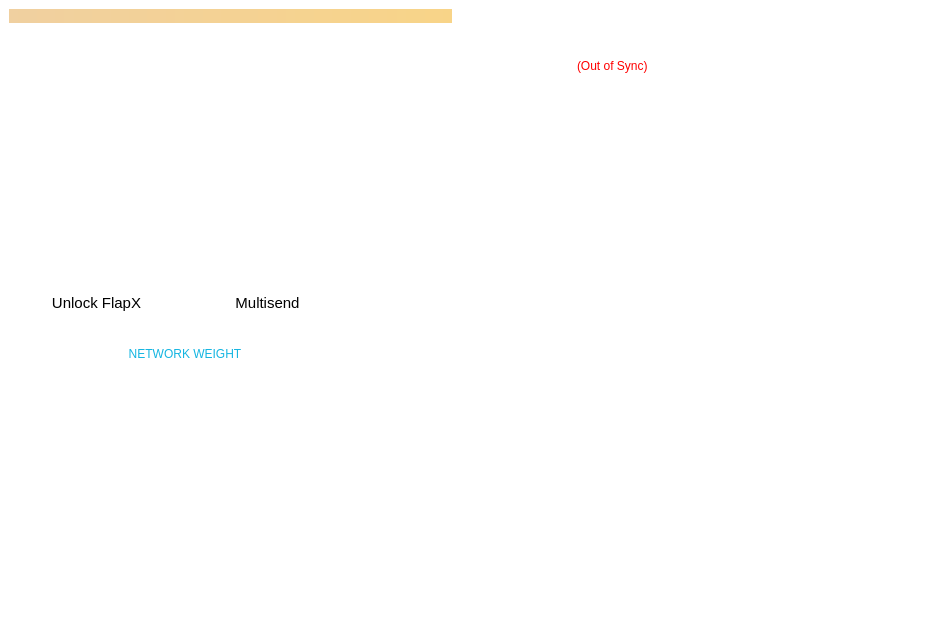
The window that src/qt/forms/overviewpage.ui (FlapXCoin/flapxcoin) describes before a commit, drawn with Qt 5.
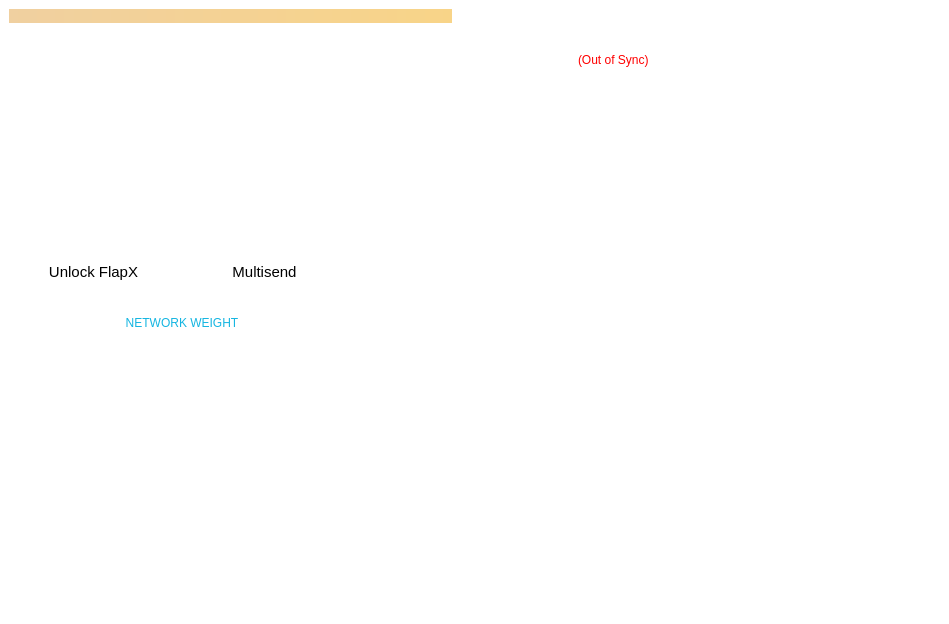
The same window after the commit. Icons and pictures are not drawn.

Patch:
```diff
--- a/src/qt/forms/overviewpage.ui
+++ b/src/qt/forms/overviewpage.ui
@@ -390,7 +390,8 @@
    <string>Form</string>
   </property>
   <property name="styleSheet">
-   <string notr="true">background:transparent;</string>
+   <string notr="true">background-image:url(:/images/res/images/art/ovbg.png);
+</string>
   </property>
   <layout class="QGridLayout" name="gridLayout_5">
    <property name="sizeConstraint">
@@ -431,11 +432,6 @@
      <property name="autoFillBackground">
       <bool>false</bool>
      </property>
-     <property name="styleSheet">
-      <string notr="true">background-image:url(:/qt/art/art/wallet-base/flapxspace.png);
-
-</string>
-     </property>
      <property name="frameShape">
       <enum>QFrame::NoFrame</enum>
      </property>
@@ -6515,7 +6511,7 @@
                <enum>QFrame::Plain</enum>
               </property>
               <layout class="QGridLayout" name="gridLayout_8">
-               <item row="1" column="0">
+               <item row="2" column="0">
                 <widget class="QLabel" name="label_5">
                  <property name="maximumSize">
                   <size>
@@ -6537,7 +6533,7 @@
                  </property>
                 </widget>
                </item>
-               <item row="0" column="0">
+               <item row="1" column="0">
                 <widget class="QLabel" name="label_10">
                  <property name="minimumSize">
                   <size>
```
Left out of the diff: 4 changed lines with no effect on the pictures.
